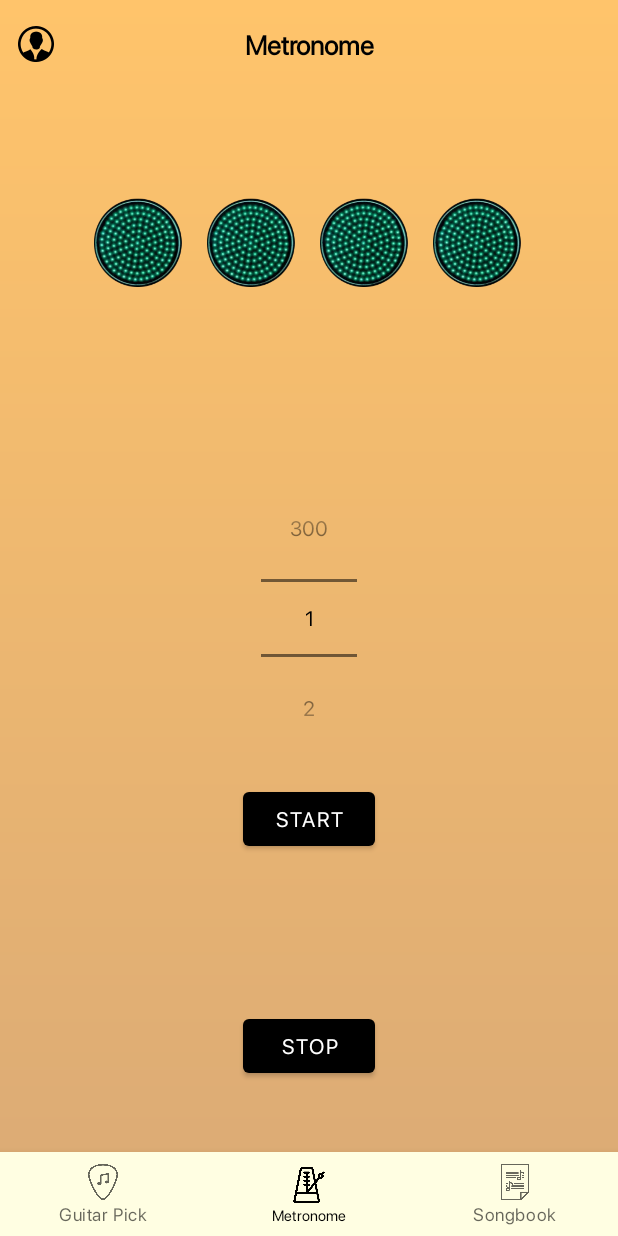
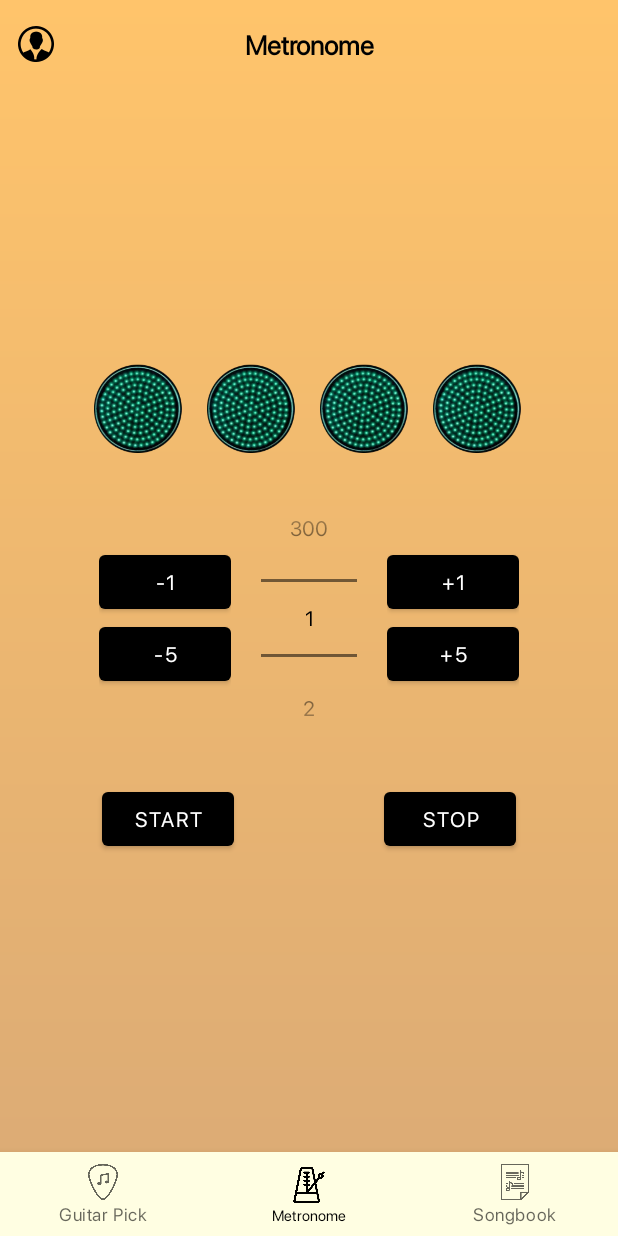
Before and after one commit to KrecikKretes/Guitar_app_master, an Android app: the screen it shows after launch (UserActivity), item 2 of the bottom bar chosen, on a phone screen of 412 x 824 dp. Run offline under Robolectric (Android 15) with nearby library versions, the phone set to English and light mode, and no system bars; our stand-ins replace Firebase (no records; nobody signed in at launch, a user with empty details on screens opened directly).

Commit message:
Guitar Tuner - Improve MetronomeFragment (complete)

```diff
--- a/app/src/main/res/layout/fragment_metronome.xml
+++ b/app/src/main/res/layout/fragment_metronome.xml
@@ -8,28 +8,154 @@
     android:id="@+id/frameLayoutMetronome"
     >
 
-    <NumberPicker
-        android:id="@+id/metronome_fragment_numberpicker"
-        android:layout_width="wrap_content"
+    <LinearLayout
+        android:id="@+id/buttons_lights"
+        android:layout_width="match_parent"
         android:layout_height="wrap_content"
+        android:gravity="center"
+        android:orientation="horizontal"
+
+        android:layout_marginBottom="20dp"
+
+        app:layout_constraintBottom_toTopOf="@+id/metronome_center"
+        app:layout_constraintEnd_toEndOf="parent"
+        app:layout_constraintStart_toStartOf="parent">
+
+        <ImageButton
+            android:id="@+id/metronome_fragment_button_lamp"
+            android:layout_width="60dp"
+            android:layout_height="60dp"
+            android:background="@drawable/green" />
+
+        <View
+            android:layout_width="15dp"
+            android:layout_height="1dp" />
+
+        <ImageButton
+            android:id="@+id/metronome_fragment_button_lamp2"
+            android:layout_width="60dp"
+            android:layout_height="60dp"
+            android:background="@drawable/green" />
+
+        <View
+            android:layout_width="15dp"
+            android:layout_height="1dp" />
+
+        <ImageButton
+            android:id="@+id/metronome_fragment_button_lamp3"
+            android:layout_width="60dp"
+            android:layout_height="60dp"
+            android:background="@drawable/green" />
+
+        <View
+            android:layout_width="15dp"
+            android:layout_height="1dp" />
+
+        <ImageButton
+            android:id="@+id/metronome_fragment_button_lamp4"
+            android:layout_width="60dp"
+            android:layout_height="60dp"
+            android:background="@drawable/green" />
+
+    </LinearLayout>
+
+    <LinearLayout
+        android:layout_width="match_parent"
+        android:layout_height="wrap_content"
+
+        android:id="@+id/metronome_center"
+
+        android:gravity="center"
+
 
 
         app:layout_constraintBottom_toBottomOf="parent"
         app:layout_constraintEnd_toEndOf="parent"
-        app:layout_constraintStart_toStartOf="parent"
-        app:layout_constraintTop_toTopOf="parent" />
+        app:layout_constraintStart_toStartOf="@+id/buttons_lights"
+        app:layout_constraintTop_toTopOf="parent"
+
+        >
+
+        <LinearLayout
+            android:layout_width="wrap_content"
+            android:layout_height="wrap_content"
+            android:orientation="vertical"
+            >
+
+            <Button
+                android:layout_width="wrap_content"
+                android:layout_height="wrap_content"
+                android:id="@+id/metronome_fragment_button_minus1"
+                android:text="-1"/>
+            <Button
+                android:layout_width="wrap_content"
+                android:layout_height="wrap_content"
+                android:id="@+id/metronome_fragment_button_minus5"
+                android:text="-5"/>
+
+        </LinearLayout>
+
+        <View
+            android:layout_width="20dp"
+            android:layout_height="1dp"/>
+
+        <NumberPicker
+            android:id="@+id/metronome_fragment_numberpicker"
+            android:layout_width="wrap_content"
+            android:layout_height="wrap_content"
+
+
+            app:layout_constraintBottom_toBottomOf="parent"
+            app:layout_constraintEnd_toEndOf="parent"
+            app:layout_constraintStart_toStartOf="parent"
+            app:layout_constraintTop_toTopOf="parent" />
+
+        <View
+            android:layout_width="20dp"
+            android:layout_height="1dp"/>
+
+        <LinearLayout
+            android:layout_width="wrap_content"
+            android:layout_height="wrap_content"
+            android:orientation="vertical"
+            >
+
+            <Button
+                android:layout_width="wrap_content"
+                android:layout_height="wrap_content"
+                android:id="@+id/metronome_fragment_button_plus1"
+                android:text="+1"/>
+            <Button
+                android:layout_width="wrap_content"
+                android:layout_height="wrap_content"
+                android:id="@+id/metronome_fragment_button_plus5"
+                android:text="+5"/>
+
+        </LinearLayout>
+
+    </LinearLayout>
+
+
+<LinearLayout
+    android:layout_width="match_parent"
+    android:layout_height="wrap_content"
+    app:layout_constraintEnd_toEndOf="parent"
+    app:layout_constraintStart_toStartOf="parent"
+    app:layout_constraintTop_toBottomOf="@+id/metronome_center"
+    android:layout_marginTop="20dp"
+    android:gravity="center"
+    >
 
     <Button
         android:id="@+id/metronome_fragment_button_start"
         android:layout_width="wrap_content"
         android:layout_height="wrap_content"
+        android:text="Start"
+        />
 
-        android:text="Start"
-
-        app:layout_constraintEnd_toEndOf="parent"
-        app:layout_constraintStart_toStartOf="parent"
-        app:layout_constraintTop_toBottomOf="@+id/metronome_fragment_numberpicker"
-        android:layout_marginTop="20dp"
+    <View
+        android:layout_width="100dp"
+        android:layout_height="1dp"
         />
 
     <Button
@@ -37,66 +163,16 @@
         android:layout_width="wrap_content"
         android:layout_height="wrap_content"
         android:text="Stop"
-        app:layout_constraintBottom_toBottomOf="parent"
-        app:layout_constraintEnd_toEndOf="parent"
-        app:layout_constraintStart_toStartOf="parent"
-        app:layout_constraintTop_toBottomOf="@+id/metronome_fragment_button_start" />
+        />
 
-    <LinearLayout
-        android:layout_width="match_parent"
-        android:layout_height="wrap_content"
-        android:orientation="horizontal"
-        android:gravity="center"
 
-        app:layout_constraintBottom_toTopOf="@+id/metronome_fragment_numberpicker"
-        app:layout_constraintEnd_toEndOf="parent"
-        app:layout_constraintStart_toStartOf="parent"
-        app:layout_constraintTop_toTopOf="parent">
+</LinearLayout>
 
-        <ImageButton
-            android:id="@+id/metronome_fragment_button_lamp"
-            android:layout_width="60dp"
-            android:layout_height="60dp"
-            android:background="@drawable/green"
-            />
 
-        <View
-            android:layout_width="15dp"
-            android:layout_height="wrap_content"
-            />
 
-        <ImageButton
-            android:id="@+id/metronome_fragment_button_lamp2"
-            android:layout_width="60dp"
-            android:layout_height="60dp"
-            android:background="@drawable/green"
-            />
 
-        <View
-            android:layout_width="15dp"
-            android:layout_height="wrap_content"
-            />
 
-        <ImageButton
-            android:id="@+id/metronome_fragment_button_lamp3"
-            android:layout_width="60dp"
-            android:layout_height="60dp"
-            android:background="@drawable/green"
-            />
 
-        <View
-            android:layout_width="15dp"
-            android:layout_height="wrap_content"
-            />
-
-        <ImageButton
-            android:id="@+id/metronome_fragment_button_lamp4"
-            android:layout_width="60dp"
-            android:layout_height="60dp"
-            android:background="@drawable/green"
-            />
-
-    </LinearLayout>
 
 
 </androidx.constraintlayout.widget.ConstraintLayout>
```
Also changed, not shown: app/src/main/java/com/zawisza/guitar_app/fragments/Metronome/MetronomeFragment.java (+73 -0 lines), 2 other files.
